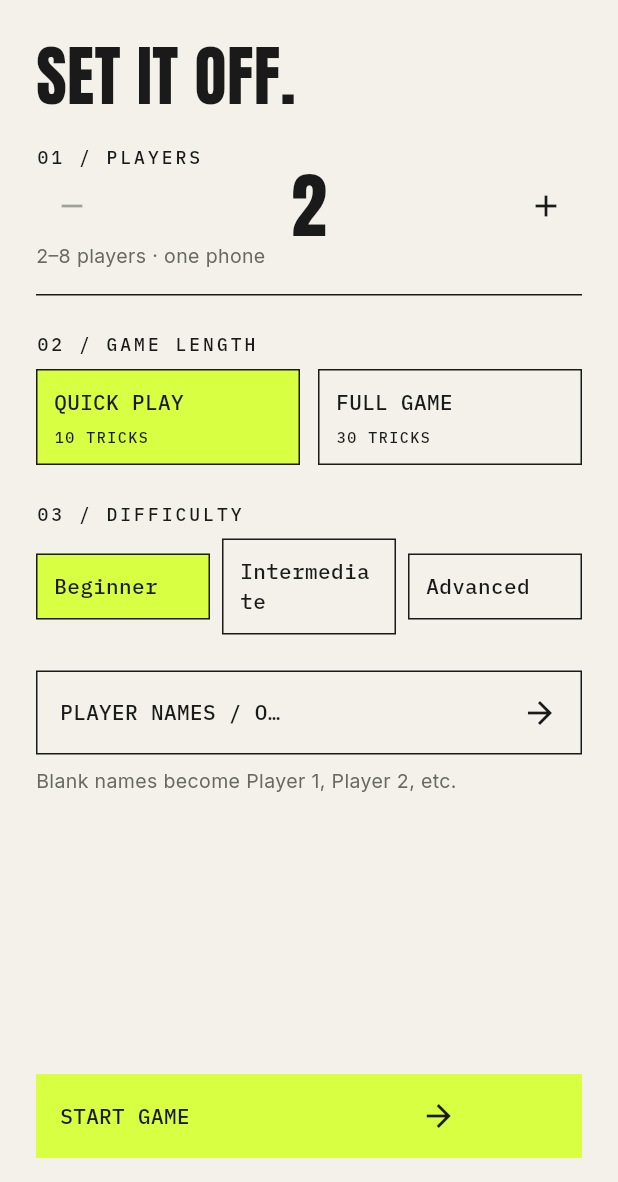
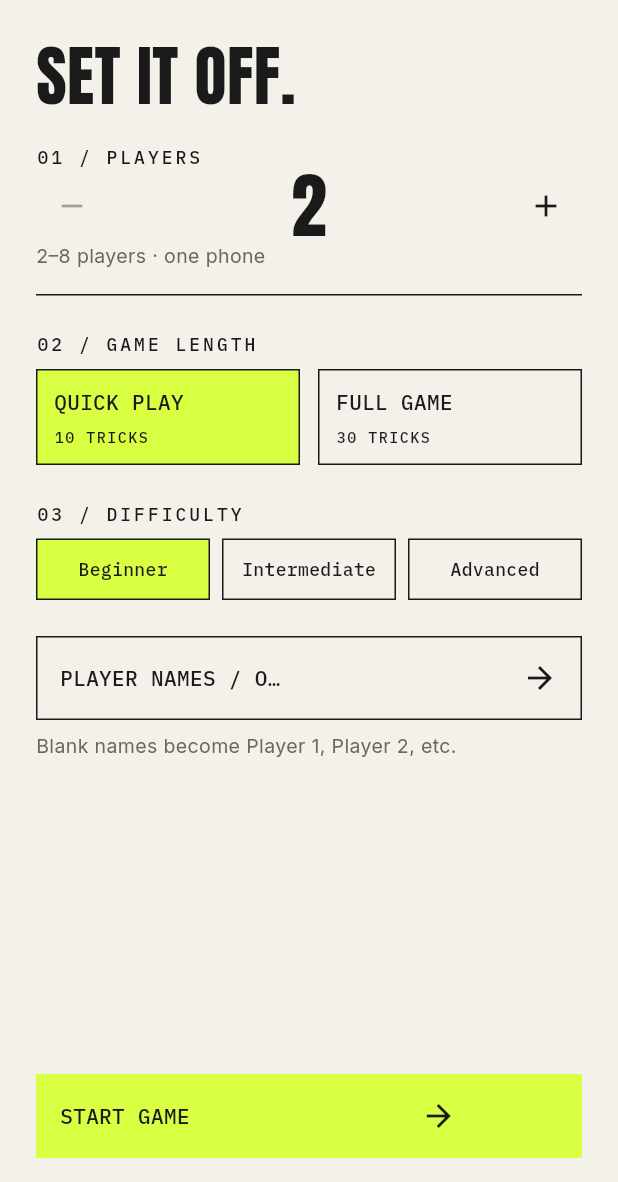
Before and after one commit to yanyanDev/match_that, a Flutter app: the screen it shows after launch, after a tap on "START", on a phone screen of 412 x 824 dp, the part 54-1236 px from its top. Run offline on Flutter 3.47's test engine with Material 3 defaults, Android fonts, the phone set to English and light mode, and no system bars; our stand-ins replace flutter_bloc.

Commit message:
Make the difficulty boxes uniform (compact OptionBox)
Compact OptionBox: 12 pt centered one-line title that scales down
instead of wrapping. The difficulty row uses IntrinsicHeight + stretch
so all three boxes match on every screen width.

Co-Authored-By: Claude Opus 5.5 <noreply@anthropic.com>

```diff
--- a/lib/screens/setup_screen.dart
+++ b/lib/screens/setup_screen.dart
@@ -111,7 +111,13 @@ class SetupScreen extends StatelessWidget {
                         const SizedBox(height: 24),
                         const SectionLabel(number: 3, text: 'Difficulty'),
                         const SizedBox(height: 8),
-                        Row(
+                        // IntrinsicHeight asks each box how tall it wants
+                        // to be and gives the row the tallest height; with
+                        // `stretch`, every box then fills that height. So
+                        // the three boxes always match, whatever the text.
+                        IntrinsicHeight(
+                          child: Row(
+                            crossAxisAlignment: CrossAxisAlignment.stretch,
                             children: [
                               for (final difficulty in Difficulty.values) ...[
                                 if (difficulty != Difficulty.values.first)
@@ -120,11 +126,14 @@ class SetupScreen extends StatelessWidget {
                                   child: OptionBox(
                                     title: _difficultyTitle(difficulty),
                                     selected: state.difficulty == difficulty,
-                                  onTap: () => setup.setDifficulty(difficulty),
+                                    onTap: () =>
+                                        setup.setDifficulty(difficulty),
+                                    compact: true,
                                   ),
                                 ),
                               ],
                             ],
+                          ),
                         ),
                         const SizedBox(height: 24),
                         SecondaryButton(
--- a/lib/ui/widgets/option_box.dart
+++ b/lib/ui/widgets/option_box.dart
@@ -14,6 +14,7 @@ class OptionBox extends StatelessWidget {
     this.subtitle,
     required this.selected,
     required this.onTap,
+    this.compact = false,
   });
 
   final String title;
@@ -23,6 +24,10 @@ class OptionBox extends StatelessWidget {
 
   final bool selected;
   final VoidCallback onTap;
+
+  /// For a row of three narrow boxes (difficulty): a smaller, centered,
+  /// single-line title with less side padding, so all three look the same.
+  final bool compact;
 
   @override
   Widget build(BuildContext context) {
@@ -44,12 +49,31 @@ class OptionBox extends StatelessWidget {
         child: InkWell(
           onTap: onTap,
           child: Padding(
-            padding: const EdgeInsets.all(12),
+            padding: compact
+                ? const EdgeInsets.symmetric(horizontal: 8, vertical: 12)
+                : const EdgeInsets.all(12),
             child: Column(
               mainAxisSize: MainAxisSize.min,
-              crossAxisAlignment: CrossAxisAlignment.start,
+              mainAxisAlignment: MainAxisAlignment.center,
+              crossAxisAlignment: compact
+                  ? CrossAxisAlignment.center
+                  : CrossAxisAlignment.start,
               children: [
-                Text(title, style: AppTextStyles.button),
+                if (compact)
+                  // FittedBox(scaleDown): if the title still doesn't fit
+                  // (a very narrow phone, large system text), it shrinks to
+                  // fit on one line instead of wrapping. It never grows.
+                  FittedBox(
+                    fit: BoxFit.scaleDown,
+                    child: Text(
+                      title,
+                      maxLines: 1,
+                      textAlign: TextAlign.center,
+                      style: AppTextStyles.button.copyWith(fontSize: 12),
+                    ),
+                  )
+                else
+                  Text(title, style: AppTextStyles.button),
                 if (subtitle != null) ...[
                   const SizedBox(height: 6),
                   Text(
```
Also changed, not shown: 2 other files. Lines whose indentation alone changed are shown as unchanged.
